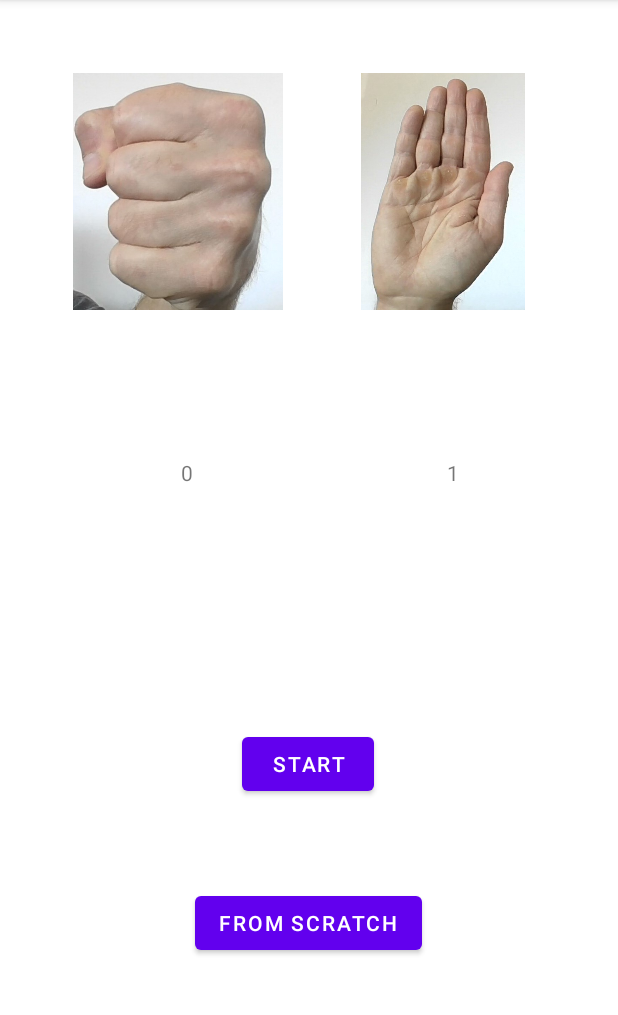
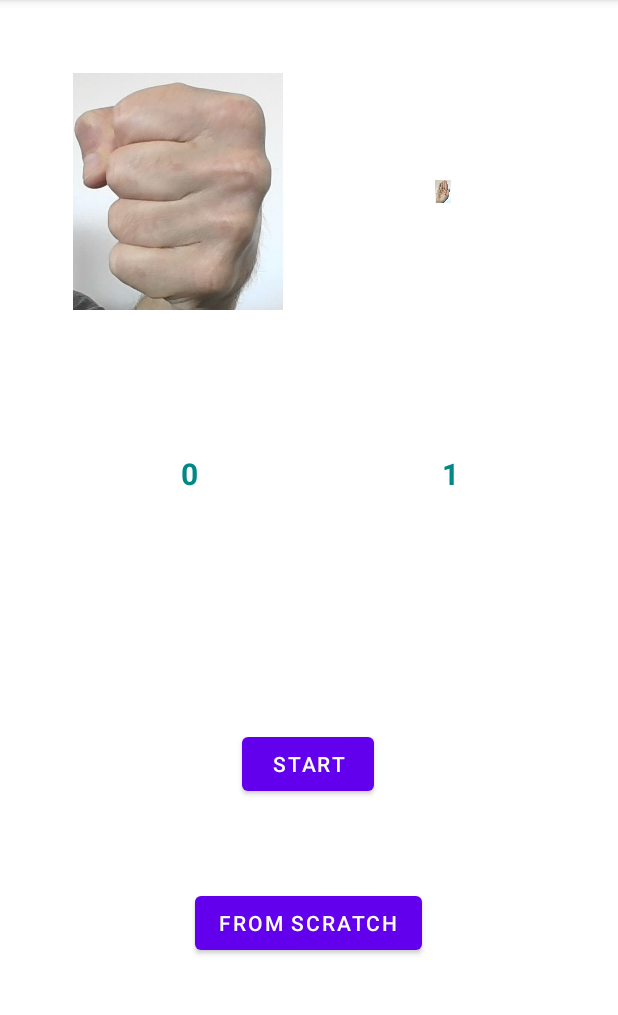
Before and after one commit to amitgolan1970/RockPaperScizors, an Android app: the screen it shows after launch (RockPaperScizors), after a tap on "START", on a phone screen of 412 x 824 dp, the part 84-1099 px from its top. Run offline under Robolectric (Android 15) with nearby library versions, the phone set to English and light mode, and no system bars.

Commit message:
added portrain and ltr attributes, changed textView properties and added animations for win side

```diff
--- a/app/src/main/AndroidManifest.xml
+++ b/app/src/main/AndroidManifest.xml
@@ -7,7 +7,7 @@
         android:allowBackup="true"
         android:dataExtractionRules="@xml/data_extraction_rules"
         android:fullBackupContent="@xml/backup_rules"
-        android:icon="@mipmap/ic_launcher"
+        android:icon="@mipmap/even_neyar_misparaim_logo"
         android:label="@string/app_name"
         android:roundIcon="@mipmap/ic_launcher_round"
         android:supportsRtl="true"
@@ -15,6 +15,7 @@
         tools:targetApi="31">
         <activity
             android:name=".RockPaperScizors"
+            android:screenOrientation="portrait"
             android:exported="false" />
         <activity
             android:name=".MainActivity"
--- a/app/src/main/java/org/golanamit/rockpaperscizors/RockPaperScizors.java
+++ b/app/src/main/java/org/golanamit/rockpaperscizors/RockPaperScizors.java
@@ -6,6 +6,10 @@ import android.media.MediaPlayer;
 import android.os.AsyncTask;
 import android.os.Bundle;
 import android.view.View;
+import android.view.animation.Animation;
+import android.view.animation.AnimationUtils;
+import android.view.animation.LinearInterpolator;
+import android.view.animation.RotateAnimation;
 import android.widget.Button;
 import android.widget.ImageView;
 import android.widget.TextView;
@@ -18,6 +22,7 @@ public class RockPaperScizors extends AppCompatActivity implements View.OnClickL
     TextView rightTv, leftTv;
     Button startRollBtn, fromScratchBtn;
     Random rand = new Random();
+    Animation scaleAnim;
     int[] startPics, leftHandPics, rightHandPics;
     int leftPoints, rightPoints;
 
@@ -49,6 +54,7 @@ public class RockPaperScizors extends AppCompatActivity implements View.OnClickL
         rightHandPics = new int[] {
                 R.drawable.right_hand_rock, R.drawable.right_hand_paper, R.drawable.right_hand_scizors
         };
+        scaleAnim = AnimationUtils.loadAnimation(this, R.anim.scale_anim);
     }
 
     private void setListeners() {
@@ -103,26 +109,48 @@ public class RockPaperScizors extends AppCompatActivity implements View.OnClickL
         if(leftPicked.equals(rightPicked))
             return;
         if(leftPicked.equals(ItemEnum.ROCK)) {
-            if(rightPicked.equals(ItemEnum.SCIZORS))
+            if(rightPicked.equals(ItemEnum.SCIZORS)) {
                 leftPoints++;
-            else
+                rotateLeftImage();
+            }
+            else {
+                rotateRightImage();
                 rightPoints++;
+            }
         } else if(leftPicked.equals(ItemEnum.PAPER)) {
-            if(rightPicked.equals(ItemEnum.ROCK))
+            if(rightPicked.equals(ItemEnum.ROCK)) {
                 leftPoints++;
-            else
+                rotateLeftImage();
+            }
+            else {
+                rotateRightImage();
                 rightPoints++;
+            }
         } else if(leftPicked.equals(ItemEnum.SCIZORS)) {
-            if(rightPicked.equals(ItemEnum.PAPER))
+            if(rightPicked.equals(ItemEnum.PAPER)) {
+                rotateLeftImage();
                 leftPoints++;
-            else
+            }
+            else {
+                rotateRightImage();
                 rightPoints++;
+            }
         } else {
             System.err.println("SHOULD NEVER be here");
             return;
         }
         leftTv.setText(String.valueOf(leftPoints));
         rightTv.setText(String.valueOf(rightPoints));
+    }
+
+    private void rotateLeftImage() {
+        rightIv.setAnimation(null);
+        leftIv.startAnimation(scaleAnim);
+    }
+
+    private void rotateRightImage() {
+        leftIv.setAnimation(null);
+        rightIv.startAnimation(scaleAnim);
     }
 
     @Override
--- a/app/src/main/res/layout/activity_rock_paper_scizors.xml
+++ b/app/src/main/res/layout/activity_rock_paper_scizors.xml
@@ -4,6 +4,7 @@
     xmlns:tools="http://schemas.android.com/tools"
     android:layout_width="match_parent"
     android:layout_height="match_parent"
+    android:layoutDirection="ltr"
     tools:context=".RockPaperScizors">
 
     <ImageView
@@ -32,12 +33,15 @@
 
     <TextView
         android:id="@+id/tvLeftId"
-        android:layout_width="73dp"
-        android:layout_height="29dp"
+        android:layout_width="80dp"
+        android:layout_height="40dp"
         android:layout_margin="5dp"
         android:ems="3"
         android:gravity="center"
         android:padding="5dp"
+        android:textColor="@color/teal_700"
+        android:textSize="20sp"
+        android:textStyle="bold"
         app:layout_constraintBottom_toBottomOf="parent"
         app:layout_constraintEnd_toEndOf="parent"
         app:layout_constraintHorizontal_bias="0.252"
@@ -47,12 +51,15 @@
 
     <TextView
         android:id="@+id/tvRightId"
-        android:layout_width="73dp"
-        android:layout_height="29dp"
+        android:layout_width="80dp"
+        android:layout_height="40dp"
         android:layout_margin="5dp"
         android:ems="3"
         android:gravity="center"
         android:padding="5dp"
+        android:textColor="@color/teal_700"
+        android:textSize="20sp"
+        android:textStyle="bold"
         app:layout_constraintBottom_toBottomOf="parent"
         app:layout_constraintEnd_toEndOf="parent"
         app:layout_constraintHorizontal_bias="0.792"
```
